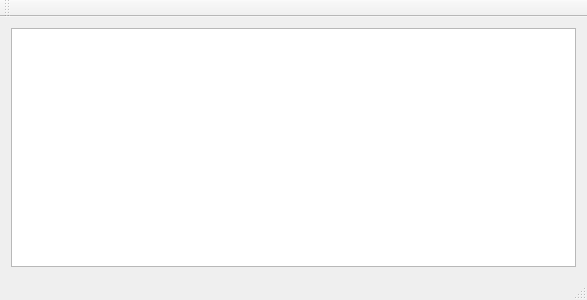
Old version of the form app/MainWindow.ui in the repository benjamin-bader/amanuensis.
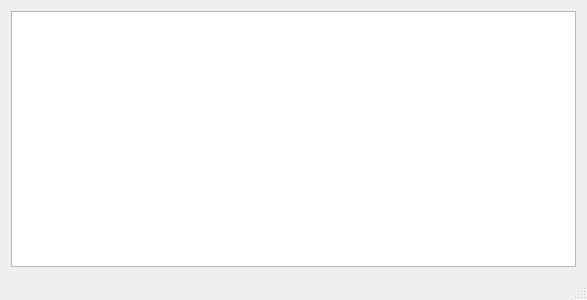
New version of the form.

```diff
--- a/app/MainWindow.ui
+++ b/app/MainWindow.ui
@@ -34,14 +34,6 @@
     </rect>
    </property>
   </widget>
-  <widget class="QToolBar" name="mainToolBar">
-   <attribute name="toolBarArea">
-    <enum>TopToolBarArea</enum>
-   </attribute>
-   <attribute name="toolBarBreak">
-    <bool>false</bool>
-   </attribute>
-  </widget>
   <widget class="QStatusBar" name="statusBar"/>
  </widget>
  <layoutdefault spacing="6" margin="11"/>
```
Left out of the diff: 2 changed lines with no effect on the pictures.
